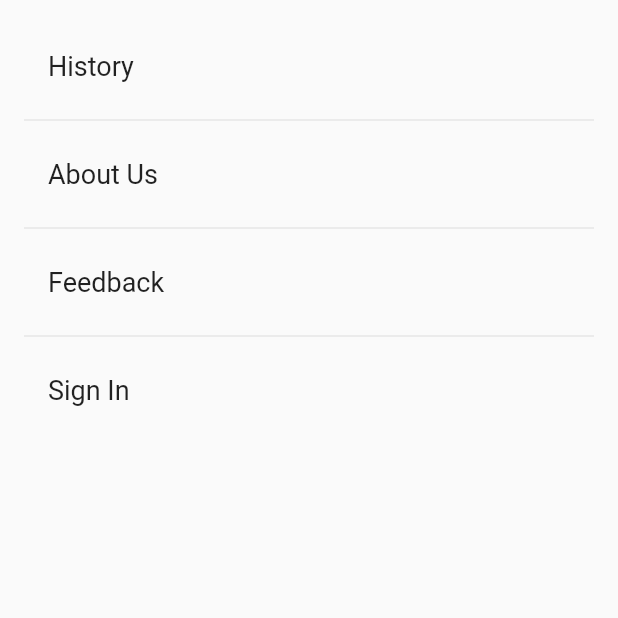
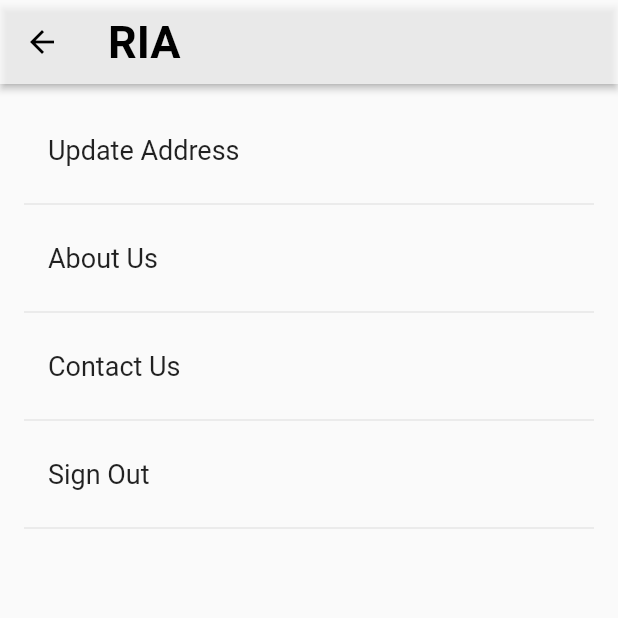
Before and after one commit to shouryalala/ria_client_app, a Flutter app: the ProfileOptions screen opened directly, on a phone screen of 412 x 824 dp, the top half of it. Run offline on Flutter 3.47's test engine with Material 2 defaults, Android fonts, the phone set to English and light mode, and no system bars; our stand-ins replace cached_network_image, cloud_firestore, firebase_auth, firebase_messaging, firebase_storage, flutter_datetime_picker and 3 more; missing offline and left inert: device_id; accounts and stored records are empty; statements that could not run were skipped.

Commit message:
more options page fixes

```diff
--- a/lib/ui/pages/profile/history_widget.dart
+++ b/lib/ui/pages/profile/history_widget.dart
@@ -34,7 +34,7 @@ class _HistoryList extends State<HistoryPage> {
         ),
         body: StreamBuilder(  //TODO to be fixed.
 //            stream: Firestore.instance.collection("visits").document("2019").collection("AUG").snapshots(),
-            stream: _dbProvider.getUserVisitHistory(_authProvider.myUser.uid),
+            stream: _dbProvider.getUserVisitHistory(_authProvider.firebaseUser.uid),
             builder: (context, snapshot) {
               if(!snapshot.hasData) return const Text("Loading..");
               return ListView.builder(
--- a/lib/ui/pages/profile/profile_options.dart
+++ b/lib/ui/pages/profile/profile_options.dart
@@ -1,5 +1,6 @@
 import 'package:flutter/material.dart';
 import 'package:flutter_app/ui/elements/custom_dialog.dart';
+import 'package:flutter_app/util/constants.dart';
 
 class ProfileOptions extends StatefulWidget{
   ProfileOptions({this.onPush});
@@ -16,19 +17,32 @@ class _OptionsList extends State<ProfileOptions> {
   final _biggerFont = const TextStyle(fontSize: 18.0);
   bool isHistoryClicked = false;
   final List<String> _list = [
-    "History",
+    //"History",
+    "Update Address",
     "About Us",
-    "Feedback",
-    "Sign In",
-    "Update Address"
+    "Contact Us",
+    "Sign Out",
   ];
   @override
   Widget build(BuildContext context) {
+    return new Scaffold(
+        appBar: AppBar(
+          elevation: 2.0,
+          backgroundColor: Colors.white70,
+          title: Text('${Constants.APP_NAME}',
+              style: TextStyle(
+                  color: Colors.black,
+                  fontWeight: FontWeight.w700,
+                  fontSize: 30.0)),
+        ),
+        body: _buildSuggestions(),
+    );
+
 //    if(isHistoryClicked) {
 //      return HistoryPage();
 //    }
 //    if(!isHistoryClicked) {
-      return _buildSuggestions();
+//      return _buildSuggestions();
 //    }
   }
 
@@ -40,7 +54,7 @@ class _OptionsList extends State<ProfileOptions> {
           final index = i ~/ 2; /*3*/
           return _buildRow(_list[index]);
         },
-        itemCount: 7,);
+        itemCount: _list.length*2,);
   }
 
   Widget _buildRow(String key) {
@@ -55,7 +69,7 @@ class _OptionsList extends State<ProfileOptions> {
 
   _routeOptionRequest(String key) {
     switch(key) {
-      case "History": {
+      case "Update Address": {
         //Navigator.of(context).pushNamed('/history');
 //        isHistoryClicked = true;
 //        Navigator.of(context).popAndPushNamed('/home');
@@ -64,14 +78,14 @@ class _OptionsList extends State<ProfileOptions> {
 //        setState(() {
 //
 //        });
-        onPush('/history');
+//        onPush('/history');
         break;
       }
-      case "Feedback": {
+      case "About Us": {
         _showSnackBar(key);
         break;
       }
-      case "About Us": {
+      case "Contact Us": {
         showDialog(
           context: context,
           builder: (BuildContext context) => CustomDialog(
@@ -81,14 +95,10 @@ class _OptionsList extends State<ProfileOptions> {
         );
         break;
       }
-      case "Sign In": {
+      case "Sign Out": {
         //Navigator.of(context).pop();
         //Navigator.of(context).pushNamed('/login');
-        onPush('/loginX');
-        break;
-      }
-      case "Update Address": {
-        onPush('/updateaddress');
+//        onPush('/loginX');
         break;
       }
     }
```
Also changed, not shown: lib/ui/pages/dashboard.dart (+12 -2 lines).
